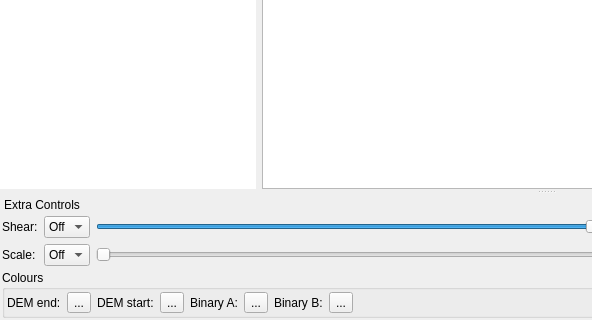
Qt form src/mainwindow.ui (bernds/GAPFixFractal) before a commit; both pictures show x 0 to 592 and y 660 to 980 of the 1091 by 980 pixel window.
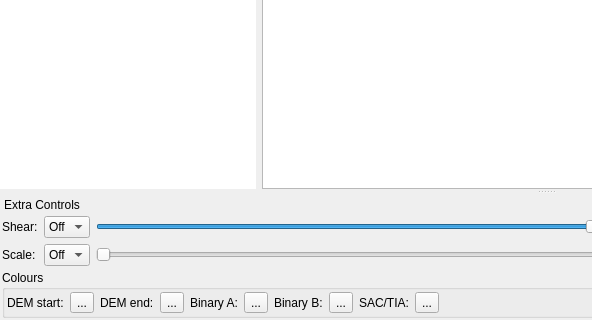
The same form after that commit. Icons and pictures are not drawn. Custom widgets are drawn as their Qt base class.

Commit message: Add a color choice button for SAC/TIA tint

```diff
--- a/src/mainwindow.ui
+++ b/src/mainwindow.ui
@@ -1476,20 +1476,6 @@
         <property name="bottomMargin">
          <number>2</number>
         </property>
-        <item>
-         <widget class="QLabel" name="label_10">
-          <property name="text">
-           <string>DEM end:</string>
-          </property>
-         </widget>
-        </item>
-        <item>
-         <widget class="QToolButton" name="DEMStartButton">
-          <property name="text">
-           <string>...</string>
-          </property>
-         </widget>
-        </item>
         <item>
          <widget class="QLabel" name="label_9">
           <property name="text">
@@ -1497,6 +1483,20 @@
           </property>
          </widget>
         </item>
+        <item>
+         <widget class="QToolButton" name="DEMStartButton">
+          <property name="text">
+           <string>...</string>
+          </property>
+         </widget>
+        </item>
+        <item>
+         <widget class="QLabel" name="label_10">
+          <property name="text">
+           <string>DEM end:</string>
+          </property>
+         </widget>
+        </item>
         <item>
          <widget class="QToolButton" name="DEMEndButton">
           <property name="text">
@@ -1532,6 +1532,20 @@
           </property>
          </widget>
         </item>
+        <item>
+         <widget class="QLabel" name="label_15">
+          <property name="text">
+           <string>SAC/TIA:</string>
+          </property>
+         </widget>
+        </item>
+        <item>
+         <widget class="QToolButton" name="SACTintButton">
+          <property name="text">
+           <string>...</string>
+          </property>
+         </widget>
+        </item>
         <item>
          <spacer name="horizontalSpacer">
           <property name="orientation">
```
The commit also changes 4 other files.
